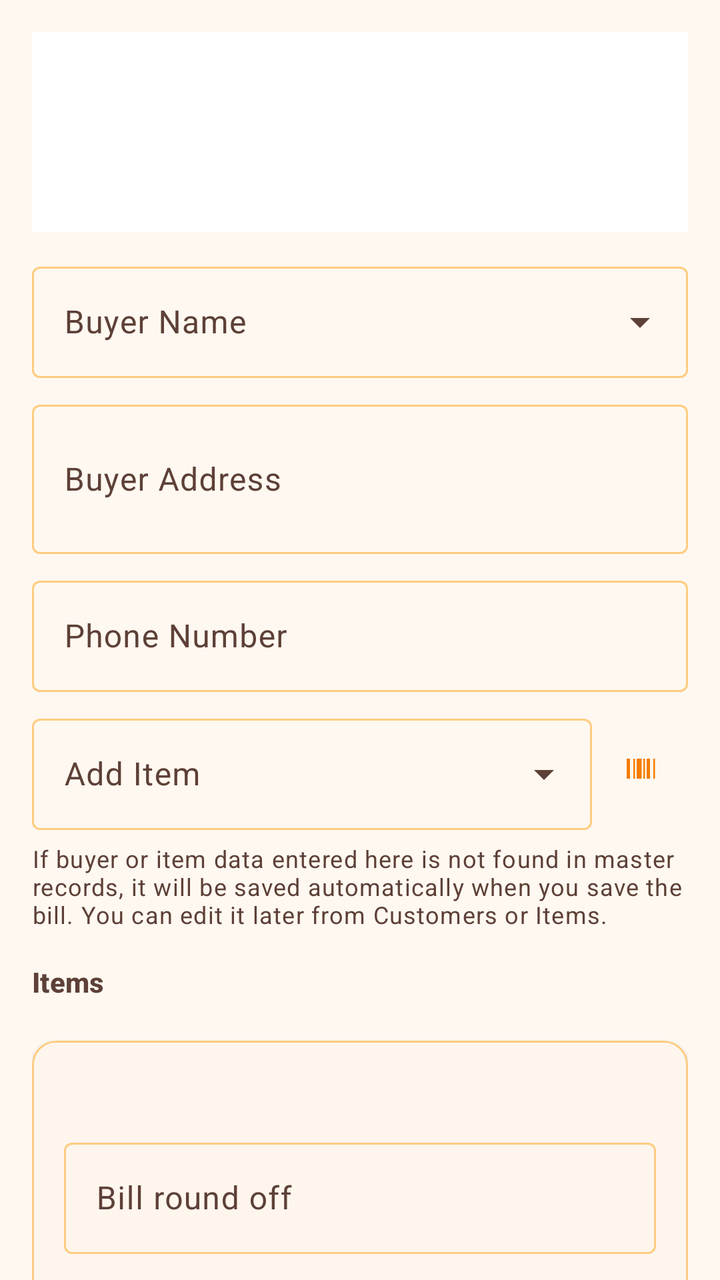
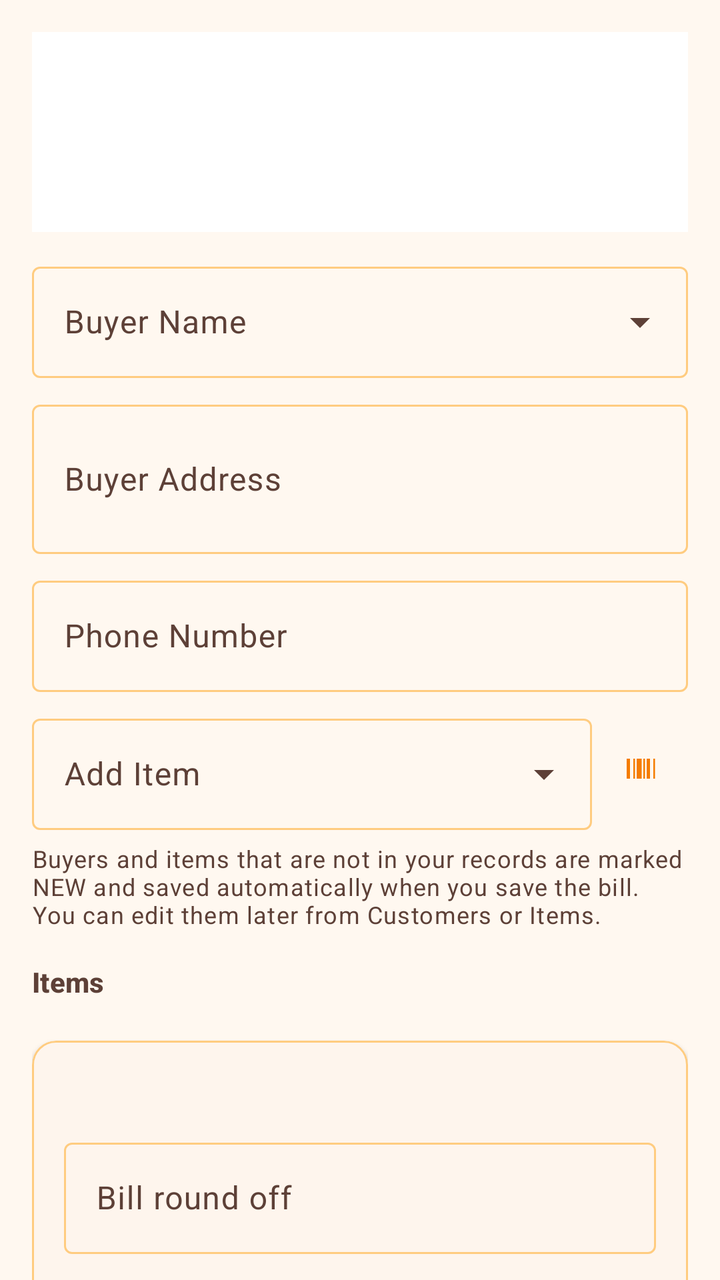

The first picture is an Android layout as it rendered before a commit; the second is the same layout after the commit. The layout source and the unified diff follow.
<!-- AndroidManifest.xml: application theme Theme.VikrSaathi -->
<!-- res/layout/fragment_bill.xml -->
<?xml version="1.0" encoding="utf-8"?>
<androidx.drawerlayout.widget.DrawerLayout xmlns:android="http://schemas.android.com/apk/res/android"
    xmlns:app="http://schemas.android.com/apk/res-auto"
    android:id="@+id/drawerLayout"
    android:layout_width="match_parent"
    android:layout_height="match_parent">

    <androidx.core.widget.NestedScrollView
        android:layout_width="match_parent"
        android:layout_height="match_parent"
        android:background="@android:color/transparent"
        android:fillViewport="true">

        <LinearLayout
            android:layout_width="match_parent"
            android:layout_height="wrap_content"
            android:orientation="vertical"
            android:padding="16dp">

            <ImageView
                android:id="@+id/imageHeader"
                android:layout_width="match_parent"
                android:layout_height="100dp"
                android:background="@color/surface_panel"
                android:contentDescription="@string/header_image"
                android:padding="4dp"
                android:scaleType="fitCenter" />

            <com.google.android.material.textfield.TextInputLayout
                style="@style/Widget.Material3.TextInputLayout.OutlinedBox.ExposedDropdownMenu"
                android:layout_width="match_parent"
                android:layout_height="wrap_content"
                android:layout_marginTop="12dp"
                android:hint="@string/buyer_name">

                <com.google.android.material.textfield.MaterialAutoCompleteTextView
                    android:id="@+id/autoCompleteCustomer"
                    android:layout_width="match_parent"
                    android:layout_height="wrap_content"
                    android:imeOptions="actionDone"
                    android:inputType="text" />
            </com.google.android.material.textfield.TextInputLayout>

            <com.google.android.material.textfield.TextInputLayout
                android:layout_width="match_parent"
                android:layout_height="wrap_content"
                android:layout_marginTop="8dp"
                android:hint="@string/buyer_address">

                <com.google.android.material.textfield.TextInputEditText
                    android:id="@+id/editBuyerAddress"
                    android:layout_width="match_parent"
                    android:layout_height="wrap_content"
                    android:inputType="textMultiLine"
                    android:minLines="2" />
            </com.google.android.material.textfield.TextInputLayout>

            <com.google.android.material.textfield.TextInputLayout
                android:layout_width="match_parent"
                android:layout_height="wrap_content"
                android:layout_marginTop="8dp"
                android:hint="@string/phone_number">

                <com.google.android.material.textfield.TextInputEditText
                    android:id="@+id/editBuyerPhone"
                    android:layout_width="match_parent"
                    android:layout_height="wrap_content"
                    android:inputType="phone" />
            </com.google.android.material.textfield.TextInputLayout>

            <LinearLayout
                android:id="@+id/layoutAddItem"
                android:layout_width="match_parent"
                android:layout_height="wrap_content"
                android:layout_marginTop="8dp"
                android:gravity="center_vertical"
                android:orientation="horizontal">

                <com.google.android.material.textfield.TextInputLayout
                    style="@style/Widget.Material3.TextInputLayout.OutlinedBox.ExposedDropdownMenu"
                    android:layout_width="0dp"
                    android:layout_height="wrap_content"
                    android:layout_weight="1"
                    android:hint="@string/add_item">

                    <com.google.android.material.textfield.MaterialAutoCompleteTextView
                        android:id="@+id/autoCompleteItem"
                        android:layout_width="match_parent"
                        android:layout_height="wrap_content"
                        android:imeOptions="actionDone"
                        android:inputType="text" />
                </com.google.android.material.textfield.TextInputLayout>

                <com.google.android.material.button.MaterialButton
                    android:id="@+id/buttonScanBarcode"
                    style="@style/Widget.Material3.Button.IconButton"
                    android:layout_width="wrap_content"
                    android:layout_height="wrap_content"
                    android:contentDescription="@string/scan_barcode"
                    app:icon="@drawable/ic_barcode_scan" />
            </LinearLayout>

            <TextView
                android:id="@+id/textAutoRegisterHint"
                android:layout_width="match_parent"
                android:layout_height="wrap_content"
                android:layout_marginTop="6dp"
                android:text="@string/bill_auto_register_hint"
                android:textAppearance="?attr/textAppearanceBodySmall"
                android:textColor="@color/text_secondary_dark" />

            <TextView
                android:layout_width="match_parent"
                android:layout_height="wrap_content"
                android:layout_marginTop="16dp"
                android:text="@string/bill_items"
                android:textAppearance="?attr/textAppearanceTitleSmall"
                android:textColor="@color/text_secondary_dark"
                android:textStyle="bold" />

            <androidx.recyclerview.widget.RecyclerView
                android:id="@+id/recyclerBillItems"
                android:layout_width="match_parent"
                android:layout_height="wrap_content"
                android:layout_marginTop="4dp"
                android:nestedScrollingEnabled="false" />

            <com.google.android.material.card.MaterialCardView
                android:layout_width="match_parent"
                android:layout_height="wrap_content"
                android:layout_marginTop="16dp"
                app:cardBackgroundColor="?attr/colorSurface"
                app:cardCornerRadius="12dp"
                app:cardElevation="2dp"
                app:strokeColor="@color/stroke_default"
                app:strokeWidth="1dp">

                <LinearLayout
                    android:layout_width="match_parent"
                    android:layout_height="wrap_content"
                    android:orientation="vertical"
                    android:padding="16dp">

                    <TextView
                        android:id="@+id/textTotalDiscount"
                        android:layout_width="match_parent"
                        android:layout_height="wrap_content"
                        android:textAppearance="?attr/textAppearanceTitleMedium"
                        android:textColor="@color/text_secondary_dark" />

                    <TextView
                        android:id="@+id/textLineRoundOffTotal"
                        android:layout_width="match_parent"
                        android:layout_height="wrap_content"
                        android:layout_marginTop="6dp"
                        android:textAppearance="?attr/textAppearanceTitleMedium"
                        android:textColor="@color/text_secondary_dark"
                        android:visibility="gone" />

                    <TextView
                        android:id="@+id/textSubtotal"
                        android:layout_width="match_parent"
                        android:layout_height="wrap_content"
                        android:layout_marginTop="6dp"
                        android:textAppearance="?attr/textAppearanceTitleMedium"
                        android:textColor="@color/text_secondary_dark"
                        android:visibility="gone" />

                    <com.google.android.material.textfield.TextInputLayout
                        android:id="@+id/layoutBillRoundOff"
                        android:layout_width="match_parent"
                        android:layout_height="wrap_content"
                        android:layout_marginTop="8dp"
                        android:hint="@string/bill_round_off">

                        <com.google.android.material.textfield.TextInputEditText
                            android:id="@+id/editBillRoundOff"
                            android:layout_width="match_parent"
                            android:layout_height="wrap_content"
                            android:inputType="numberDecimal|numberSigned" />
                    </com.google.android.material.textfield.TextInputLayout>

                    <TextView
                        android:id="@+id/textBillRoundOffReadOnly"
                        android:layout_width="match_parent"
                        android:layout_height="wrap_content"
                        android:layout_marginTop="8dp"
                        android:textAppearance="?attr/textAppearanceTitleMedium"
                        android:textColor="@color/text_secondary_dark"
                        android:visibility="gone" />

                    <TextView
                        android:id="@+id/textGrandTotal"
                        android:layout_width="match_parent"
                        android:layout_height="wrap_content"
                        android:layout_marginTop="8dp"
                        android:textAppearance="?attr/textAppearanceHeadlineSmall"
                        android:textColor="@color/text_accent"
                        android:textStyle="bold" />

                    <TextView
                        android:id="@+id/textTotalInWords"
                        android:layout_width="match_parent"
                        android:layout_height="wrap_content"
                        android:layout_marginTop="6dp"
                        android:textAppearance="?attr/textAppearanceBodyMedium"
                        android:textColor="@color/text_secondary_dark" />
                </LinearLayout>
            </com.google.android.material.card.MaterialCardView>

            <com.google.android.material.card.MaterialCardView
                android:layout_width="match_parent"
                android:layout_height="wrap_content"
                android:layout_marginTop="16dp"
                app:cardBackgroundColor="?attr/colorSurface"
                app:cardCornerRadius="12dp"
                app:cardElevation="0dp"
                app:strokeColor="@color/stroke_subtle"
                app:strokeWidth="1dp">

                <LinearLayout
                    android:layout_width="match_parent"
                    android:layout_height="wrap_content"
                    android:gravity="center_horizontal"
                    android:orientation="vertical"
                    android:padding="12dp">

                    <ImageView
                        android:id="@+id/imageSignature"
                        android:layout_width="160dp"
                        android:layout_height="60dp"
                        android:contentDescription="@string/signature_image"
                        android:scaleType="fitCenter" />

                    <TextView
                        android:layout_width="match_parent"
                        android:layout_height="wrap_content"
                        android:layout_marginTop="4dp"
                        android:gravity="center"
                        android:text="@string/authorised_signature"
                        android:textAppearance="?attr/textAppearanceBodySmall"
                        android:textColor="@color/text_secondary_dark" />
                </LinearLayout>
            </com.google.android.material.card.MaterialCardView>

            <com.google.android.material.button.MaterialButton
                android:id="@+id/buttonSaveBill"
                android:layout_width="match_parent"
                android:layout_height="wrap_content"
                android:layout_marginTop="16dp"
                android:layout_marginBottom="16dp"
                android:text="@string/save_bill" />

            <LinearLayout
                android:id="@+id/layoutViewBillActions"
                android:layout_width="match_parent"
                android:layout_height="wrap_content"
                android:layout_marginTop="16dp"
                android:layout_marginBottom="16dp"
                android:orientation="horizontal"
                android:visibility="gone">

                <com.google.android.material.button.MaterialButton
                    android:id="@+id/buttonViewBillDownloadPdf"
                    style="@style/VikrSaathiOutlinedButton"
                    android:layout_width="0dp"
                    android:layout_height="wrap_content"
                    android:layout_marginEnd="4dp"
                    android:layout_weight="1"
                    android:text="@string/download_pdf" />

                <com.google.android.material.button.MaterialButton
                    android:id="@+id/buttonViewBillPrint"
                    style="@style/VikrSaathiOutlinedButton"
                    android:layout_width="0dp"
                    android:layout_height="wrap_content"
                    android:layout_marginStart="4dp"
                    android:layout_weight="1"
                    android:text="@string/print" />
            </LinearLayout>
        </LinearLayout>
    </androidx.core.widget.NestedScrollView>

    <include
        android:id="@+id/billDrawer"
        layout="@layout/layout_bill_drawer" />
</androidx.drawerlayout.widget.DrawerLayout>
<!-- res/layout/layout_bill_drawer.xml (included above) -->
<?xml version="1.0" encoding="utf-8"?>
<LinearLayout xmlns:android="http://schemas.android.com/apk/res/android"
    android:layout_width="280dp"
    android:layout_height="match_parent"
    android:layout_gravity="end"
    android:background="?attr/colorSurface"
    android:clickable="true"
    android:elevation="8dp"
    android:focusable="true"
    android:orientation="vertical"
    android:padding="16dp">

    <TextView
        android:layout_width="match_parent"
        android:layout_height="wrap_content"
        android:text="@string/bill_options"
        android:textAppearance="?attr/textAppearanceTitleMedium"
        android:textStyle="bold" />

    <LinearLayout
        android:id="@+id/layoutNewBillOptions"
        android:layout_width="match_parent"
        android:layout_height="wrap_content"
        android:orientation="vertical"
        android:visibility="gone">

        <com.google.android.material.button.MaterialButton
            android:id="@+id/buttonHoldBill"
            android:layout_width="match_parent"
            android:layout_height="wrap_content"
            android:layout_marginTop="16dp"
            android:text="@string/hold_bill" />

        <com.google.android.material.button.MaterialButton
            android:id="@+id/buttonRestoreBill"
            style="@style/VikrSaathiOutlinedButton"
            android:layout_width="match_parent"
            android:layout_height="wrap_content"
            android:layout_marginTop="8dp"
            android:text="@string/restore_bill" />
    </LinearLayout>

    <com.google.android.material.button.MaterialButton
        android:id="@+id/buttonEnableEditBill"
        android:layout_width="match_parent"
        android:layout_height="wrap_content"
        android:layout_marginTop="16dp"
        android:text="@string/enable_edit_bill"
        android:visibility="gone" />

    <LinearLayout
        android:id="@+id/layoutViewBillOptions"
        android:layout_width="match_parent"
        android:layout_height="wrap_content"
        android:orientation="vertical"
        android:visibility="gone">

        <com.google.android.material.button.MaterialButton
            android:id="@+id/buttonDrawerDownloadPdf"
            style="@style/VikrSaathiOutlinedButton"
            android:layout_width="match_parent"
            android:layout_height="wrap_content"
            android:layout_marginTop="16dp"
            android:text="@string/download_pdf" />

        <com.google.android.material.button.MaterialButton
            android:id="@+id/buttonDrawerPrintBill"
            style="@style/VikrSaathiOutlinedButton"
            android:layout_width="match_parent"
            android:layout_height="wrap_content"
            android:layout_marginTop="8dp"
            android:text="@string/print" />
    </LinearLayout>
</LinearLayout>
<!-- resources referenced by this layout -->
<resources>
  <color name="stroke_default">@color/orange_200</color>
  <color name="stroke_subtle">@color/orange_100</color>
  <color name="surface_panel">#FFFFFF</color>
  <color name="text_accent">@color/orange_800</color>
  <color name="text_secondary_dark">#5D4037</color>
  <!-- drawable ic_barcode_scan (drawable) -->
  <vector xmlns:android="http://schemas.android.com/apk/res/android"
      android:width="24dp"
      android:height="24dp"
      android:viewportWidth="24"
      android:viewportHeight="24">
      <path
          android:fillColor="#FF000000"
          android:pathData="M4,6h2v12H4V6zM8,6h1v12H8V6zM10,6h3v12h-3V6zM14,6h1v12h-1V6zM16,6h2v12h-2V6zM20,6h1v12h-1V6z" />
  </vector>
  <string name="add_item">Add Item</string>
  <string name="authorised_signature">Authorised Signature</string>
  <string name="bill_auto_register_hint">If buyer or item data entered here is not found in master records, it will be saved automatically when you save the bill. You can edit it later from Customers or Items.</string>
  <string name="bill_items">Items</string>
  <string name="bill_options">Bill options</string>
  <string name="bill_round_off">Bill round off</string>
  <string name="buyer_address">Buyer Address</string>
  <string name="buyer_name">Buyer Name</string>
  <string name="download_pdf">Download PDF</string>
  <string name="enable_edit_bill">Edit bill</string>
  <string name="header_image">Header Image</string>
  <string name="hold_bill">Hold bill</string>
  <string name="phone_number">Phone Number</string>
  <string name="print">Print</string>
  <string name="restore_bill">Restore bill</string>
  <string name="save_bill">Save Bill</string>
  <string name="scan_barcode">Scan Barcode</string>
  <string name="signature_image">Signature Image</string>
  <style name="VikrSaathiOutlinedButton" parent="Widget.Material3.Button.OutlinedButton">
          <item name="android:textColor">@color/button_outlined_text</item>
          <item name="strokeColor">@color/button_outlined_stroke</item>
      </style>
  <color name="orange_200">#FFCC80</color>
  <color name="orange_100">#FFE0B2</color>
  <color name="orange_800">#EF6C00</color>
  <color name="orange_primary">#F57C00</color>
  <color name="orange_primary_dark">#E65100</color>
  <color name="orange_on_primary">#FFFFFF</color>
  <color name="orange_accent">#FFB74D</color>
  <color name="orange_700">#F57C00</color>
  <color name="black">#FF000000</color>
  <color name="orange_900">#E65100</color>
  <color name="surface_card">#FFFFFF</color>
  <color name="text_primary_dark">#212121</color>
  <color name="orange_surface">#FFF8F0</color>
  <style name="VikrSaathiSwitch" parent="Widget.Material3.CompoundButton.MaterialSwitch">
          <item name="thumbTint">@color/switch_thumb_tint</item>
          <item name="trackTint">@color/switch_track_tint</item>
          <item name="trackDecorationTint">@color/switch_track_decoration_tint</item>
      </style>
  <!-- unchanged entries left out for length: 1 -->
</resources>

<!-- the commit's change to res/layout/fragment_bill.xml (unified diff, before → after) -->
@@ -6,6 +6,7 @@
     android:layout_height="match_parent">
 
     <androidx.core.widget.NestedScrollView
+        android:id="@+id/scrollBill"
         android:layout_width="match_parent"
         android:layout_height="match_parent"
         android:background="@android:color/transparent"
@@ -41,6 +42,37 @@
                     android:inputType="text" />
             </com.google.android.material.textfield.TextInputLayout>
 
+            <LinearLayout
+                android:id="@+id/layoutNewCustomerFlag"
+                android:layout_width="match_parent"
+                android:layout_height="wrap_content"
+                android:layout_marginTop="6dp"
+                android:gravity="center_vertical"
+                android:orientation="horizontal"
+                android:visibility="gone">
+
+                <TextView
+                    android:layout_width="wrap_content"
+                    android:layout_height="wrap_content"
+                    android:background="@drawable/bg_new_flag"
+                    android:paddingHorizontal="10dp"
+                    android:paddingVertical="3dp"
+                    android:text="@string/new_customer_flag"
+                    android:textAllCaps="true"
+                    android:textColor="@color/text_accent"
+                    android:textSize="11sp"
+                    android:textStyle="bold" />
+
+                <TextView
+                    android:layout_width="0dp"
+                    android:layout_height="wrap_content"
+                    android:layout_marginStart="8dp"
+                    android:layout_weight="1"
+                    android:text="@string/new_customer_flag_hint"
+                    android:textAppearance="?attr/textAppearanceBodySmall"
+                    android:textColor="@color/text_secondary_dark" />
+            </LinearLayout>
+
             <com.google.android.material.textfield.TextInputLayout
                 android:layout_width="match_parent"
                 android:layout_height="wrap_content"
@@ -99,6 +131,109 @@
                     android:contentDescription="@string/scan_barcode"
                     app:icon="@drawable/ic_barcode_scan" />
             </LinearLayout>
+
+            <com.google.android.material.card.MaterialCardView
+                android:id="@+id/cardNewItem"
+                android:layout_width="match_parent"
+                android:layout_height="wrap_content"
+                android:layout_marginTop="8dp"
+                android:visibility="gone"
+                app:cardBackgroundColor="?attr/colorSurface"
+                app:cardCornerRadius="12dp"
+                app:cardElevation="0dp"
+                app:strokeColor="@color/stroke_button"
+                app:strokeWidth="1dp">
+
+                <LinearLayout
+                    android:layout_width="match_parent"
+                    android:layout_height="wrap_content"
+                    android:orientation="vertical"
+                    android:padding="12dp">
+
+                    <TextView
+                        android:layout_width="wrap_content"
+                        android:layout_height="wrap_content"
+                        android:background="@drawable/bg_new_flag"
+                        android:paddingHorizontal="10dp"
+                        android:paddingVertical="3dp"
+                        android:text="@string/new_item_flag"
+                        android:textAllCaps="true"
+                        android:textColor="@color/text_accent"
+                        android:textSize="11sp"
+                        android:textStyle="bold" />
+
+                    <TextView
+                        android:id="@+id/textNewItemMessage"
+                        android:layout_width="match_parent"
+                        android:layout_height="wrap_content"
+                        android:layout_marginTop="6dp"
+                        android:textAppearance="?attr/textAppearanceBodySmall"
+                        android:textColor="@color/text_secondary_dark" />
+
+                    <LinearLayout
+                        android:layout_width="match_parent"
+                        android:layout_height="wrap_content"
+                        android:layout_marginTop="8dp"
+                        android:baselineAligned="false"
+                        android:orientation="horizontal">
+
+                        <com.google.android.material.textfield.TextInputLayout
+                            android:id="@+id/inputNewItemRate"
+                            android:layout_width="0dp"
+                            android:layout_height="wrap_content"
+                            android:layout_weight="1"
+                            android:hint="@string/new_item_rate">
+
+                            <com.google.android.material.textfield.TextInputEditText
+                                android:id="@+id/editNewItemRate"
+                                android:layout_width="match_parent"
+                                android:layout_height="wrap_content"
+                                android:imeOptions="actionNext"
+                                android:inputType="numberDecimal" />
+                        </com.google.android.material.textfield.TextInputLayout>
+
+                        <com.google.android.material.textfield.TextInputLayout
+                            android:id="@+id/inputNewItemStock"
+                            android:layout_width="0dp"
+                            android:layout_height="wrap_content"
+                            android:layout_marginStart="8dp"
+                            android:layout_weight="1"
+                            android:hint="@string/new_item_opening_stock">
+
+                            <com.google.android.material.textfield.TextInputEditText
+                                android:id="@+id/editNewItemStock"
+                                android:layout_width="match_parent"
+                                android:layout_height="wrap_content"
+                                android:imeOptions="actionDone"
+                                android:inputType="number" />
+                        </com.google.android.material.textfield.TextInputLayout>
+                    </LinearLayout>
+
+                    <LinearLayout
+                        android:layout_width="match_parent"
+                        android:layout_height="wrap_content"
+                        android:layout_marginTop="8dp"
+                        android:orientation="horizontal">
+
+                        <com.google.android.material.button.MaterialButton
+                            android:id="@+id/buttonClearNewItem"
+                            style="@style/VikrSaathiOutlinedButton"
+                            android:layout_width="0dp"
+                            android:layout_height="wrap_content"
+                            android:layout_marginEnd="8dp"
+                            android:layout_weight="1"
+                            android:text="@string/new_item_clear" />
+
+                        <com.google.android.material.button.MaterialButton
+                            android:id="@+id/buttonAddNewItem"
+                            android:layout_width="0dp"
+                            android:layout_height="wrap_content"
+                            android:layout_weight="2"
+                            android:enabled="false"
+                            android:text="@string/add_to_bill" />
+                    </LinearLayout>
+                </LinearLayout>
+            </com.google.android.material.card.MaterialCardView>
 
             <TextView
                 android:id="@+id/textAutoRegisterHint"
<!-- resource entries referenced after the edit -->
@@ -1,10 +1,21 @@
 <!-- resources referenced by this layout -->
 <resources>
+  <color name="stroke_button">@color/orange_300</color>
   <color name="stroke_default">@color/orange_200</color>
   <color name="stroke_subtle">@color/orange_100</color>
   <color name="surface_panel">#FFFFFF</color>
   <color name="text_accent">@color/orange_800</color>
   <color name="text_secondary_dark">#5D4037</color>
+  <!-- drawable bg_new_flag (drawable) -->
+  <?xml version="1.0" encoding="utf-8"?>
+  <shape xmlns:android="http://schemas.android.com/apk/res/android"
+      android:shape="rectangle">
+      <solid android:color="@color/surface_muted" />
+      <stroke
+          android:width="1dp"
+          android:color="@color/stroke_button" />
+      <corners android:radius="12dp" />
+  </shape>
   <!-- drawable ic_barcode_scan (drawable) -->
   <vector xmlns:android="http://schemas.android.com/apk/res/android"
       android:width="24dp"
@@ -16,8 +27,9 @@
           android:pathData="M4,6h2v12H4V6zM8,6h1v12H8V6zM10,6h3v12h-3V6zM14,6h1v12h-1V6zM16,6h2v12h-2V6zM20,6h1v12h-1V6z" />
   </vector>
   <string name="add_item">Add Item</string>
+  <string name="add_to_bill">Add to bill</string>
   <string name="authorised_signature">Authorised Signature</string>
-  <string name="bill_auto_register_hint">If buyer or item data entered here is not found in master records, it will be saved automatically when you save the bill. You can edit it later from Customers or Items.</string>
+  <string name="bill_auto_register_hint">Buyers and items that are not in your records are marked NEW and saved automatically when you save the bill. You can edit them later from Customers or Items.</string>
   <string name="bill_items">Items</string>
   <string name="bill_options">Bill options</string>
   <string name="bill_round_off">Bill round off</string>
@@ -27,6 +39,12 @@
   <string name="enable_edit_bill">Edit bill</string>
   <string name="header_image">Header Image</string>
   <string name="hold_bill">Hold bill</string>
+  <string name="new_customer_flag">New customer</string>
+  <string name="new_customer_flag_hint">Will be added to Customers when you save the bill.</string>
+  <string name="new_item_clear">Clear</string>
+  <string name="new_item_flag">New item</string>
+  <string name="new_item_opening_stock">Opening stock</string>
+  <string name="new_item_rate">Rate per unit *</string>
   <string name="phone_number">Phone Number</string>
   <string name="print">Print</string>
   <string name="restore_bill">Restore bill</string>
@@ -37,9 +55,11 @@
           <item name="android:textColor">@color/button_outlined_text</item>
           <item name="strokeColor">@color/button_outlined_stroke</item>
       </style>
+  <color name="orange_300">#FFB74D</color>
   <color name="orange_200">#FFCC80</color>
   <color name="orange_100">#FFE0B2</color>
   <color name="orange_800">#EF6C00</color>
+  <color name="surface_muted">@color/orange_50</color>
   <color name="orange_primary">#F57C00</color>
   <color name="orange_primary_dark">#E65100</color>
   <color name="orange_on_primary">#FFFFFF</color>
@@ -55,6 +75,7 @@
           <item name="trackTint">@color/switch_track_tint</item>
           <item name="trackDecorationTint">@color/switch_track_decoration_tint</item>
       </style>
+  <color name="orange_50">#FFF3E0</color>
   <!-- unchanged entries left out for length: 1 -->
 </resources>
 
